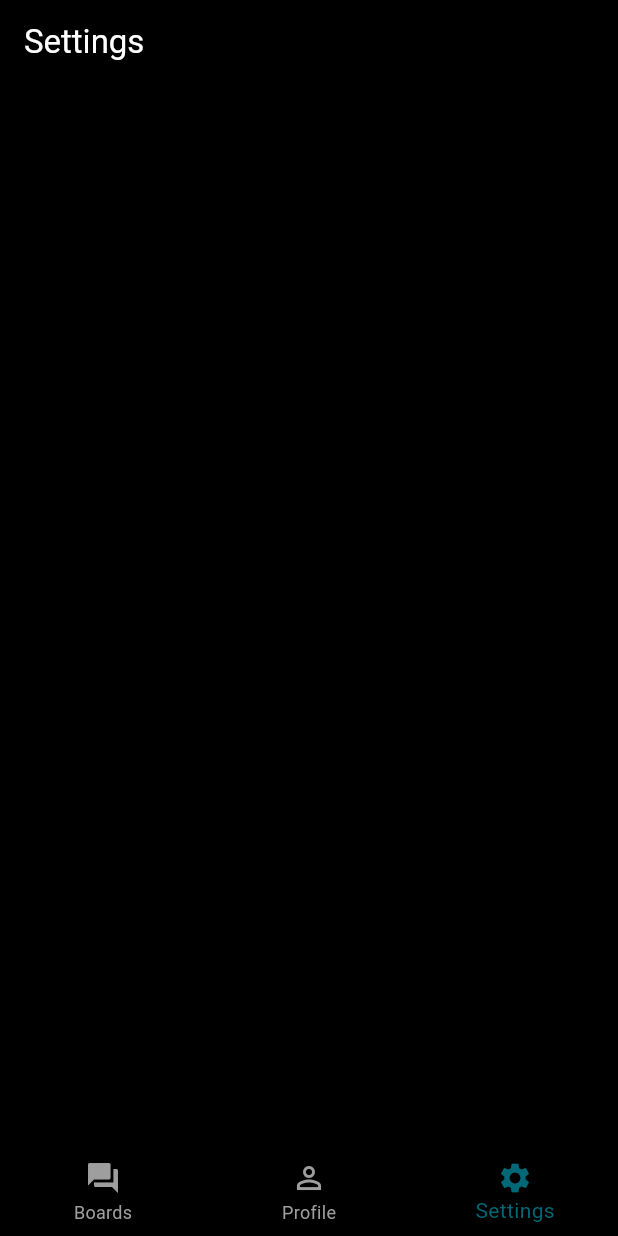
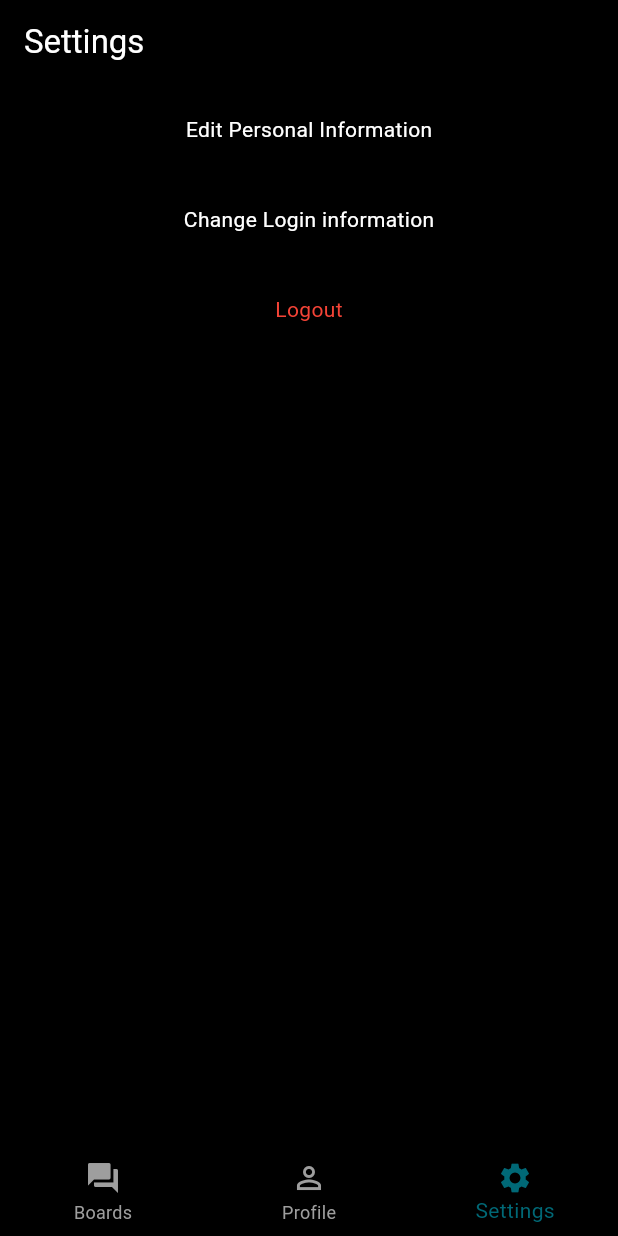
Before and after one commit to puneetkumarbajaj/Natter, a Flutter app: the screen it shows after launch, item 3 of the bottom bar chosen, on a phone screen of 412 x 824 dp. Run offline on Flutter 3.47's test engine with Material 2 defaults, Android fonts, the phone set to English and light mode, and no system bars; our stand-ins replace google_fonts.

Commit message:
modified:   lib/pages/settings.dart

```diff
--- a/lib/pages/settings.dart
+++ b/lib/pages/settings.dart
@@ -15,7 +15,24 @@ class _SettingsState extends State<Settings> {
         title: Text("Settings", style: TextStyle(color: Colors.white),),
         backgroundColor: Colors.black,
       ),
-
+      body: Center(
+        child: Column(
+          children: [
+            Container(
+              padding: EdgeInsets.all(20),
+              child: Text("Edit Personal Information" , style: TextStyle(color: Colors.white),),
+            ),
+            Container(
+              padding: EdgeInsets.all(20),
+              child: Text("Change Login information" , style: TextStyle(color: Colors.white),),
+            ),
+            Container(
+              padding: EdgeInsets.all(20),
+              child: Text("Logout" , style: TextStyle(color: Colors.red),),
+            )
+          ],
+        ),
+      ),
     );
   }
 }
```
